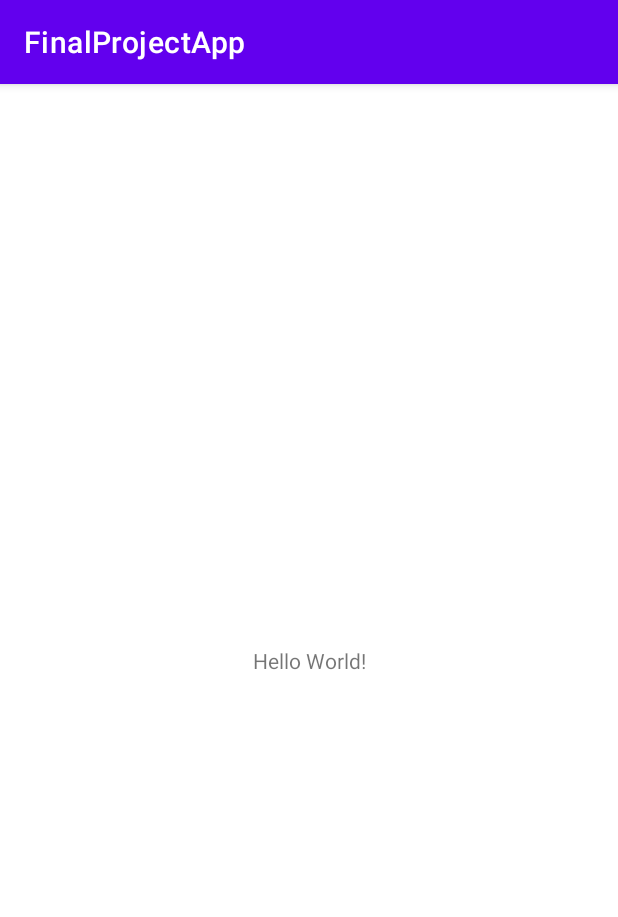
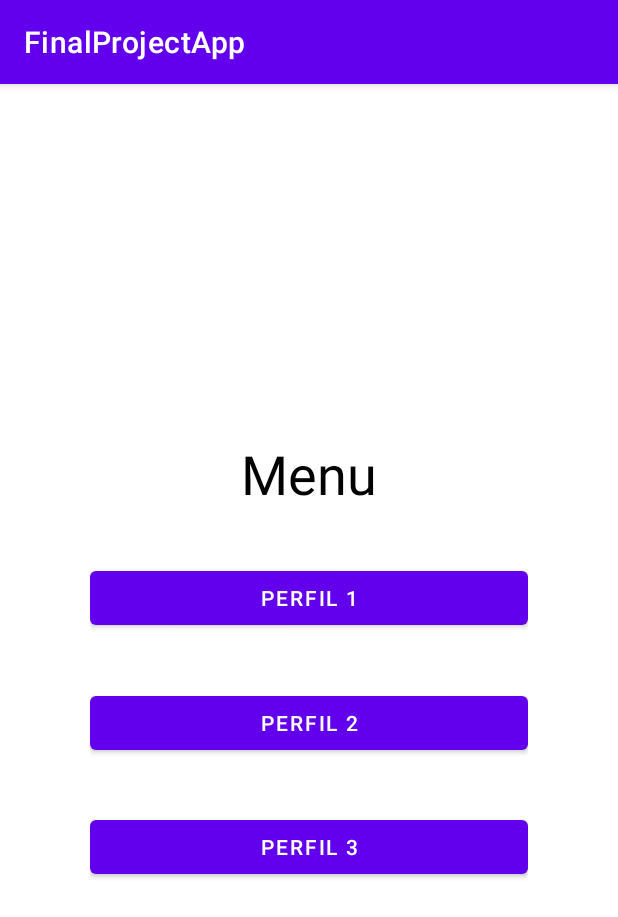
Before and after one commit to DSisternes/FinalProjectApp, an Android app: the screen it shows after launch (MainActivity), on a phone screen of 412 x 824 dp. Shown: the top 917 px of the screen. Run offline under Robolectric (Android 15) with nearby library versions, the phone set to English and light mode, and no system bars; our stand-ins replace Firebase (no records; nobody signed in at launch, a user with empty details on screens opened directly).

Commit message:
Se agregó perfil y datos de usuario

```diff
--- a/app/build.gradle
+++ b/app/build.gradle
@@ -23,6 +23,10 @@ android {
             proguardFiles getDefaultProguardFile('proguard-android-optimize.txt'), 'proguard-rules.pro'
         }
     }
+
+    buildFeatures{
+        viewBinding true
+    }
     compileOptions {
         sourceCompatibility JavaVersion.VERSION_1_8
         targetCompatibility JavaVersion.VERSION_1_8
@@ -43,4 +47,5 @@ dependencies {
     testImplementation 'junit:junit:4.13.2'
     androidTestImplementation 'androidx.test.ext:junit:1.1.3'
     androidTestImplementation 'androidx.test.espresso:espresso-core:3.4.0'
+    implementation 'com.google.code.gson:gson:2.8.9'
 }
--- a/app/src/main/AndroidManifest.xml
+++ b/app/src/main/AndroidManifest.xml
@@ -14,6 +14,9 @@
         android:theme="@style/Theme.FinalProjectApp"
         tools:targetApi="31">
         <activity
+            android:name=".PerfilActivity"
+            android:exported="false" />
+        <activity
             android:name=".MainActivity"
             android:exported="true">
             <intent-filter>
--- a/app/src/main/java/com/moviles/finalprojectapp/MainActivity.kt
+++ b/app/src/main/java/com/moviles/finalprojectapp/MainActivity.kt
@@ -1,7 +1,10 @@
 package com.moviles.finalprojectapp
 
+import android.content.Intent
 import androidx.appcompat.app.AppCompatActivity
 import android.os.Bundle
+import android.widget.Button
+import androidx.core.os.bundleOf
 import com.google.firebase.database.ktx.database
 import com.google.firebase.ktx.Firebase
 
@@ -10,11 +13,25 @@ class MainActivity : AppCompatActivity() {
         super.onCreate(savedInstanceState)
         setContentView(R.layout.activity_main)
 
-        val database = Firebase.database
-        val myRef = database.reference
+        val perfil1 = findViewById<Button>(R.id.bt_perfil1)
+        val perfil2 = findViewById<Button>(R.id.bt_perfil2)
+        val perfil3 = findViewById<Button>(R.id.bt_perfil3)
 
-        myRef.child("user").child("1").setValue(Perfil("David R.", "Bulbasaurior", "5", "My Little Pony Movie"))
-        myRef.child("user").child("2").setValue(Perfil("Diego S.", "Simiolón", "3", "HellFire Club Membership"))
-        myRef.child("user").child("3").setValue(Perfil("Harry P.", "Siegler", "4", "Clown Outfit"))
+        perfil1.setOnClickListener {
+            irAPerfil("0")
+        }
+        perfil2.setOnClickListener {
+            irAPerfil("1")
+        }
+
+        perfil3.setOnClickListener {
+            irAPerfil("2")
+        }
     }
+fun irAPerfil(opcion: String) {
+    val intent = Intent(this, PerfilActivity::class.java)
+        .putExtra("opcion", opcion)
+    startActivity(intent)
 }
+
+}
--- a/app/src/main/java/com/moviles/finalprojectapp/Perfil.kt
+++ /dev/null
@@ -1,9 +0,0 @@
-package com.moviles.finalprojectapp
-
-class Perfil (name: String, nickname: String, level: String, wishlist: String) {
-    val name = name
-    val nickname = nickname
-    val level = level
-    val wishlist = wishlist
-
-}
--- a/app/src/main/java/com/moviles/finalprojectapp/WishlistActivity.kt
+++ /dev/null
@@ -1,4 +0,0 @@
-package com.moviles.finalprojectapp
-
-class WishlistActivity {
-}
--- a/app/src/main/res/layout/activity_main.xml
+++ b/app/src/main/res/layout/activity_main.xml
@@ -4,15 +4,50 @@
     xmlns:tools="http://schemas.android.com/tools"
     android:layout_width="match_parent"
     android:layout_height="match_parent"
-    tools:context=".MainActivity">
+    tools:context=".MainActivity"
+    android:layout_marginTop="200dp"
+    android:layout_marginBottom="200dp"
+    android:layout_marginHorizontal="60dp">
 
     <TextView
+        android:id="@+id/tv_titulo"
         android:layout_width="wrap_content"
         android:layout_height="wrap_content"
-        android:text="Hello World!"
-        app:layout_constraintBottom_toBottomOf="parent"
+        android:text="Menu"
+        android:textColor="@color/black"
+        android:textSize="36dp"
         app:layout_constraintEnd_toEndOf="parent"
         app:layout_constraintStart_toStartOf="parent"
-        app:layout_constraintTop_toTopOf="parent" />
+        app:layout_constraintTop_toTopOf="parent"
+        app:layout_constraintBottom_toTopOf="@+id/bt_perfil1"/>
+
+    <Button
+        android:id="@+id/bt_perfil1"
+        android:layout_width="match_parent"
+        android:layout_height="wrap_content"
+        android:text="Perfil 1"
+        app:layout_constraintTop_toBottomOf="@+id/tv_titulo"
+        app:layout_constraintBottom_toTopOf="@+id/bt_perfil2"
+        />
+
+
+    <Button
+        android:id="@+id/bt_perfil2"
+        android:layout_width="match_parent"
+        android:layout_height="wrap_content"
+        android:text="Perfil 2"
+        app:layout_constraintBottom_toTopOf="@+id/bt_perfil3"
+        app:layout_constraintTop_toBottomOf="@+id/bt_perfil1"
+        />
+
+
+    <Button
+        android:id="@+id/bt_perfil3"
+        android:layout_width="match_parent"
+        android:layout_height="wrap_content"
+        android:text="Perfil 3"
+        app:layout_constraintTop_toBottomOf="@+id/bt_perfil2"
+        app:layout_constraintBottom_toBottomOf="parent"
+        />
 
 </androidx.constraintlayout.widget.ConstraintLayout>
```
Also changed, not shown: app/src/main/java/com/moviles/finalprojectapp/PerfilActivity.kt (added, +40 -0 lines), app/src/main/java/com/moviles/finalprojectapp/User.kt (added, +40 -0 lines), app/src/main/res/layout/activity_perfil.xml (added, +62 -0 lines), app/src/main/res/layout/activity_wishlist.xml (deleted, +0 -50 lines).
